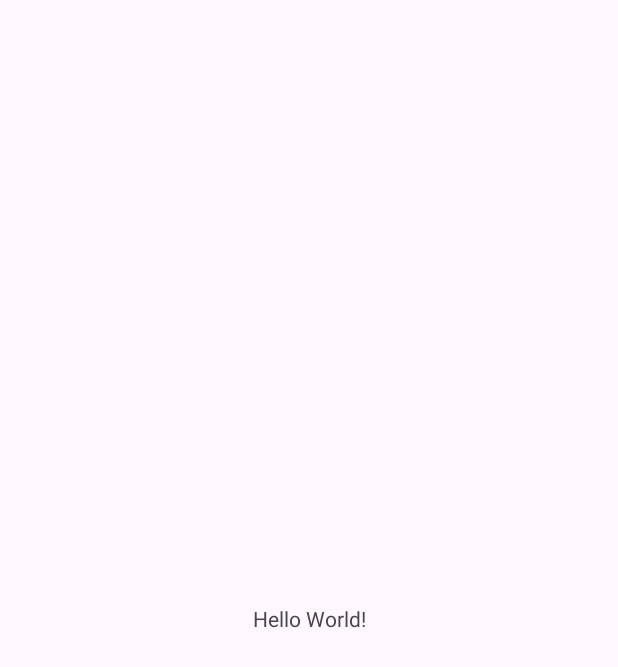
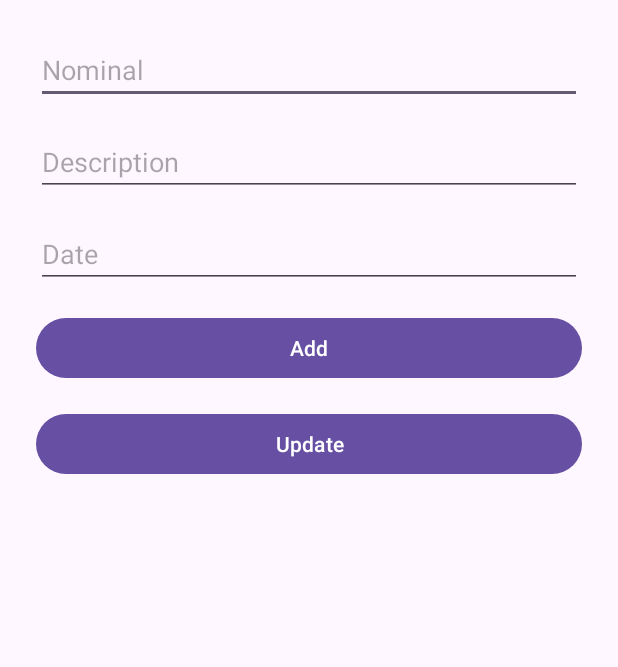
Before and after one commit to darel-s/PPAPB_Pertemuan13_Firebase, an Android app: the screen it shows after launch (MainActivity), on a phone screen of 412 x 824 dp. Before the commit the part shown is almost empty. Shown: the top 667 px of the screen. Run offline under Robolectric (Android 15) with nearby library versions, the phone set to English and light mode, and no system bars; our stand-ins replace Firebase (no records; nobody signed in at launch, a user with empty details on screens opened directly).

Commit message:
firebase and dataclass

```diff
--- /dev/null
+++ b/app/src/main/java/com/example/pertemuan13_firebase/Budget.kt
@@ -0,0 +1,10 @@
+package com.example.pertemuan13_firebase
+
+import com.google.firebase.firestore.Exclude
+
+data class Budget(
+    @set:Exclude @get:Exclude var id : String = "",
+    var nominal : String = "",
+    var description : String = "",
+    var date : String = ""
+)
--- a/app/src/main/java/com/example/pertemuan13_firebase/MainActivity.kt
+++ b/app/src/main/java/com/example/pertemuan13_firebase/MainActivity.kt
@@ -2,10 +2,25 @@ package com.example.pertemuan13_firebase
 
 import androidx.appcompat.app.AppCompatActivity
 import android.os.Bundle
+import androidx.lifecycle.MutableLiveData
+import com.example.pertemuan13_firebase.databinding.ActivityMainBinding
+import com.google.firebase.Firebase
+import com.google.firebase.firestore.FirebaseFirestore
+import com.google.firebase.firestore.firestore
 
 class MainActivity : AppCompatActivity() {
+    private lateinit var binding: ActivityMainBinding
+    private val firestore = FirebaseFirestore.getInstance()
+    private var updateId = ""
+    private val budgetListLiveData : MutableLiveData<List<Budget>>
+    by lazy {
+        MutableLiveData<List<Budget>>()
+    }
+
     override fun onCreate(savedInstanceState: Bundle?) {
         super.onCreate(savedInstanceState)
-        setContentView(R.layout.activity_main)
+        binding= ActivityMainBinding.inflate(layoutInflater)
+        setContentView(binding.root)
     }
+
 }
--- a/app/src/main/res/layout/activity_main.xml
+++ b/app/src/main/res/layout/activity_main.xml
@@ -1,18 +1,49 @@
 <?xml version="1.0" encoding="utf-8"?>
-<androidx.constraintlayout.widget.ConstraintLayout xmlns:android="http://schemas.android.com/apk/res/android"
-    xmlns:app="http://schemas.android.com/apk/res-auto"
-    xmlns:tools="http://schemas.android.com/tools"
+<LinearLayout xmlns:android="http://schemas.android.com/apk/res/android"
     android:layout_width="match_parent"
     android:layout_height="match_parent"
-    tools:context=".MainActivity">
+    android:padding="16dp"
+    android:orientation="vertical">
 
-    <TextView
-        android:layout_width="wrap_content"
+    <EditText
+        android:id="@+id/nominal_edit_text"
+        android:layout_width="match_parent"
         android:layout_height="wrap_content"
-        android:text="Hello World!"
-        app:layout_constraintBottom_toBottomOf="parent"
-        app:layout_constraintEnd_toEndOf="parent"
-        app:layout_constraintStart_toStartOf="parent"
-        app:layout_constraintTop_toTopOf="parent" />
+        android:hint="Nominal"
+        android:layout_margin="8dp" />
 
-</androidx.constraintlayout.widget.ConstraintLayout>
+    <EditText
+        android:id="@+id/description_edit_text"
+        android:layout_width="match_parent"
+        android:layout_height="wrap_content"
+        android:hint="Description"
+        android:layout_margin="8dp" />
+
+    <EditText
+        android:id="@+id/date_edit_text"
+        android:layout_width="match_parent"
+        android:layout_height="wrap_content"
+        android:hint="Date"
+        android:layout_margin="8dp" />
+
+    <Button
+        android:id="@+id/add_button"
+        android:layout_width="match_parent"
+        android:layout_height="wrap_content"
+        android:text="Add"
+        android:layout_margin="8dp" />
+
+    <Button
+        android:id="@+id/update_button"
+        android:layout_width="match_parent"
+        android:layout_height="wrap_content"
+        android:text="Update"
+        android:layout_margin="8dp" />
+
+    <ListView
+        android:id="@+id/list_view"
+        android:layout_width="match_parent"
+        android:layout_height="wrap_content"
+        android:layout_margin="8dp" />
+
+</LinearLayout>
```
